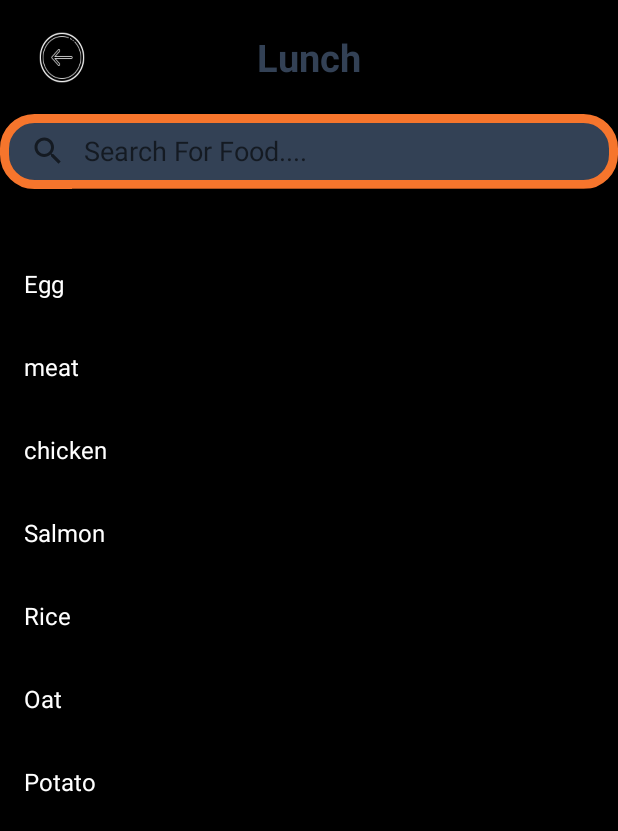
After one commit to GhaithBuni/AndroidApp, an Android app: the Lunch screen opened through its navigation route, on a phone screen of 412 x 824 dp. The commit adds this screen. Shown: the top 831 px of the screen. Run offline under Robolectric (Android 15) with nearby library versions, the phone set to English and light mode, and no system bars.

Commit message:
new adjustment

```diff
--- /dev/null
+++ b/app/src/main/java/com/example/project/Lunch.kt
@@ -0,0 +1,86 @@
+package com.example.project
+
+import android.annotation.SuppressLint
+import android.os.Bundle
+import androidx.fragment.app.Fragment
+import android.view.LayoutInflater
+import android.view.View
+import android.view.ViewGroup
+import android.widget.ArrayAdapter
+import android.widget.Button
+import android.widget.ListView
+import android.widget.Toast
+import androidx.appcompat.widget.SearchView
+import androidx.navigation.findNavController
+
+// TODO: Rename parameter arguments, choose names that match
+// the fragment initialization parameters, e.g. ARG_ITEM_NUMBER
+private const val ARG_PARAM1 = "param1"
+private const val ARG_PARAM2 = "param2"
+
+/**
+ * A simple [Fragment] subclass.
+ * Use the [Lunch.newInstance] factory method to
+ * create an instance of this fragment.
+ */
+class Lunch : Fragment() {
+    // TODO: Rename and change types of parameters
+    private var param1: String? = null
+    private var param2: String? = null
+
+    override fun onCreate(savedInstanceState: Bundle?) {
+        super.onCreate(savedInstanceState)
+        arguments?.let {
+            param1 = it.getString(ARG_PARAM1)
+            param2 = it.getString(ARG_PARAM2)
+        }
+    }
+
+    @SuppressLint("MissingInflatedId")
+    override fun onCreateView(
+        inflater: LayoutInflater, container: ViewGroup?,
+        savedInstanceState: Bundle?
+    ): View? {
+
+
+        val view = inflater.inflate(R.layout.fragment_lunch, container, false)
+
+        val backBtn = view.findViewById<Button>(R.id.backBtn_lunch)
+
+        backBtn.setOnClickListener {
+            view.findNavController().navigate(R.id.action_lunch_to_homePage)
+        }
+
+        val search = view.findViewById<SearchView>(R.id.searchView_lunch)
+        val listView = view.findViewById<ListView>(R.id.listView_lunch)
+
+        val names = arrayOf("Egg","meat", "chicken", "Salmon","Rice", "Oat", "Potato")
+
+
+        val adapter: ArrayAdapter<String> = ArrayAdapter(requireContext(), R.layout.text_color, names)
+
+        listView.adapter = adapter
+        search.setOnQueryTextListener(object : SearchView.OnQueryTextListener{
+            override fun onQueryTextSubmit(query: String?): Boolean {
+                search.clearFocus()
+                if(names.contains(query))
+                {
+                    adapter.filter.filter(query)
+                }else{
+                    Toast.makeText(requireContext(), "Item not Found", Toast.LENGTH_SHORT).show()
+                }
+                return false
+            }
+
+            override fun onQueryTextChange(newText: String?): Boolean {
+                adapter.filter.filter(newText)
+                return false
+            }
+
+        })
+        // Inflate the layout for this fragment
+        return view
+    }
+
+
+}
--- /dev/null
+++ b/app/src/main/res/layout/fragment_lunch.xml
@@ -0,0 +1,62 @@
+<?xml version="1.0" encoding="utf-8"?>
+<androidx.constraintlayout.widget.ConstraintLayout
+    xmlns:android="http://schemas.android.com/apk/res/android"
+    xmlns:tools="http://schemas.android.com/tools"
+    android:layout_width="match_parent"
+    android:layout_height="match_parent"
+    xmlns:app="http://schemas.android.com/apk/res-auto"
+    android:background="@color/black"
+    android:orientation="vertical"
+    tools:context=".searchView">
+
+
+    <TextView
+        android:id="@+id/lunchTxt"
+        android:layout_width="wrap_content"
+        android:layout_height="wrap_content"
+        android:text="Lunch"
+        android:textAppearance="@style/TextAppearance.AppCompat.Large"
+        android:textColor="@color/bar_color"
+        android:textSize="25sp"
+        android:textStyle="bold"
+        app:layout_constraintBottom_toTopOf="@+id/searchView_lunch"
+        app:layout_constraintEnd_toEndOf="parent"
+        app:layout_constraintStart_toStartOf="parent"
+        app:layout_constraintTop_toTopOf="parent" />
+
+    <Button
+        android:id="@+id/backBtn_lunch"
+        android:layout_width="41dp"
+        android:layout_height="46dp"
+        android:background="@drawable/back"
+        app:layout_constraintBottom_toTopOf="@+id/searchView_lunch"
+        app:layout_constraintEnd_toStartOf="@+id/lunchTxt"
+        app:layout_constraintHorizontal_bias="0.161"
+        app:layout_constraintStart_toStartOf="parent"
+        app:layout_constraintTop_toTopOf="parent" />
+
+    <androidx.appcompat.widget.SearchView
+        android:id="@+id/searchView_lunch"
+        android:layout_width="match_parent"
+        android:layout_height="50dp"
+        android:layout_marginTop="76dp"
+        android:background="@drawable/searchbar_background"
+        app:iconifiedByDefault="false"
+        app:layout_constraintTop_toTopOf="parent"
+        app:queryHint="Search For Food...."
+        app:searchHintIcon="@null"
+        tools:layout_editor_absoluteX="0dp" />
+
+    <ListView
+        android:id="@+id/listView_lunch"
+        android:layout_width="match_parent"
+        android:layout_height="wrap_content"
+        android:layout_marginTop="36dp"
+
+        app:layout_constraintTop_toBottomOf="@+id/searchView_lunch"
+        tools:layout_editor_absoluteX="0dp" />
+
+
+
+
+</androidx.constraintlayout.widget.ConstraintLayout>
--- a/app/src/main/res/navigation/nav_graph.xml
+++ b/app/src/main/res/navigation/nav_graph.xml
@@ -76,6 +76,15 @@
         <action
             android:id="@+id/action_homePage_to_searchView2"
             app:destination="@id/searchView2" />
+        <action
+            android:id="@+id/action_homePage_to_lunch"
+            app:destination="@id/lunch" />
+        <action
+            android:id="@+id/action_homePage_to_dinner2"
+            app:destination="@id/dinner2" />
+        <action
+            android:id="@+id/action_homePage_to_snack"
+            app:destination="@id/snack" />
     </fragment>
     <fragment
         android:id="@+id/myProfile"
@@ -110,4 +119,28 @@
             android:id="@+id/action_searchView2_to_homePage"
             app:destination="@id/homePage" />
     </fragment>
+    <fragment
+        android:id="@+id/lunch"
+        android:name="com.example.project.Lunch"
+        android:label="Lunch" >
+        <action
+            android:id="@+id/action_lunch_to_homePage"
+            app:destination="@id/homePage" />
+    </fragment>
+    <fragment
+        android:id="@+id/dinner2"
+        android:name="com.example.project.Dinner"
+        android:label="Dinner" >
+        <action
+            android:id="@+id/action_dinner2_to_homePage"
+            app:destination="@id/homePage" />
+    </fragment>
+    <fragment
+        android:id="@+id/snack"
+        android:name="com.example.project.Snack"
+        android:label="Snack" >
+        <action
+            android:id="@+id/action_snack_to_homePage"
+            app:destination="@id/homePage" />
+    </fragment>
 </navigation>
```
Also changed, not shown: app/src/main/java/com/example/project/Dinner.kt (added, +86 -0 lines), app/src/main/java/com/example/project/Snack.kt (added, +86 -0 lines), app/src/main/java/com/example/project/homePage.kt (+13 -0 lines), app/src/main/res/layout/fragment_dinner.xml (added, +62 -0 lines), app/src/main/res/layout/fragment_snack.xml (added, +62 -0 lines).
